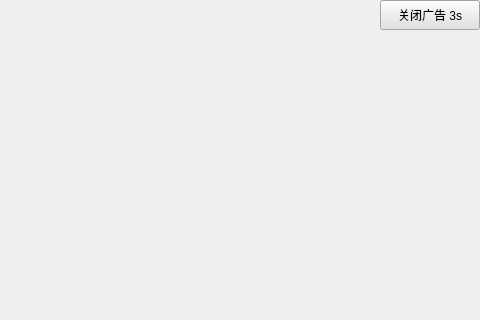
Above: QtProject/advertisement.ui from LiuChuXuan/gec6818_arm_demo before the change; both pictures show x 320 to 800 and y 0 to 320 of the 800 by 480 pixel window. Below: the same form after it.
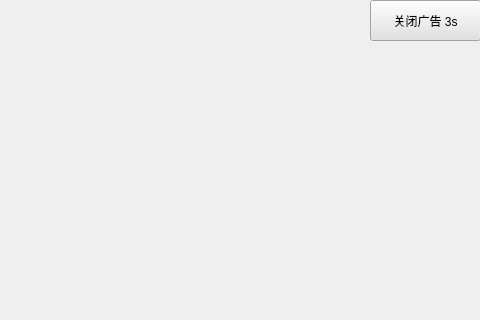
That is the form after the change. Icons and pictures are not drawn.

What changed in the file:
```diff
--- a/QtProject/advertisement.ui
+++ b/QtProject/advertisement.ui
@@ -41,10 +41,10 @@
    </property>
    <property name="geometry">
     <rect>
-     <x>700</x>
+     <x>690</x>
      <y>0</y>
-     <width>100</width>
-     <height>30</height>
+     <width>111</width>
+     <height>41</height>
     </rect>
    </property>
    <property name="mouseTracking">
```
